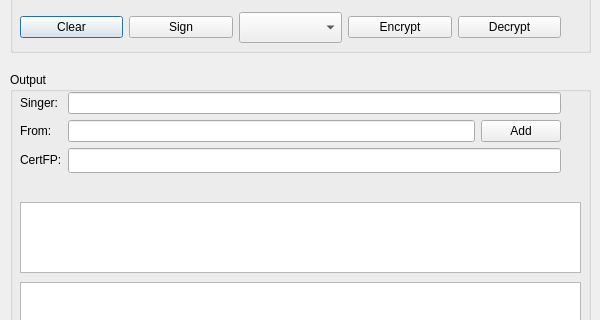
Qt form qt/assistantdialog.ui (bitbaba/bitmail) before a commit; both pictures show x 0 to 600 and y 198 to 518 of the 600 by 700 pixel window.
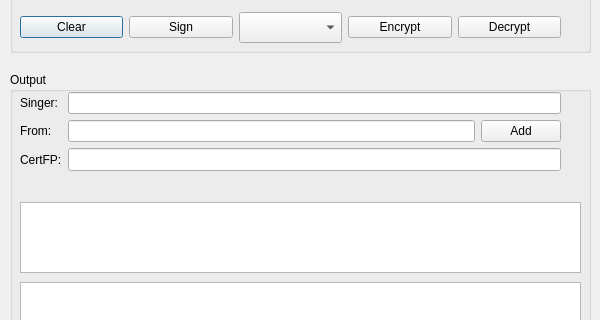
The same form after that commit.

```diff
--- a/qt/assistantdialog.ui
+++ b/qt/assistantdialog.ui
@@ -159,7 +159,7 @@
        </property>
        <property name="font">
         <font>
-         <family>Fixedsys</family>
+         <family>Arial</family>
          <pointsize>10</pointsize>
          <weight>75</weight>
          <bold>true</bold>
```
Left out of the diff: 6 changed lines with no effect on the pictures.
